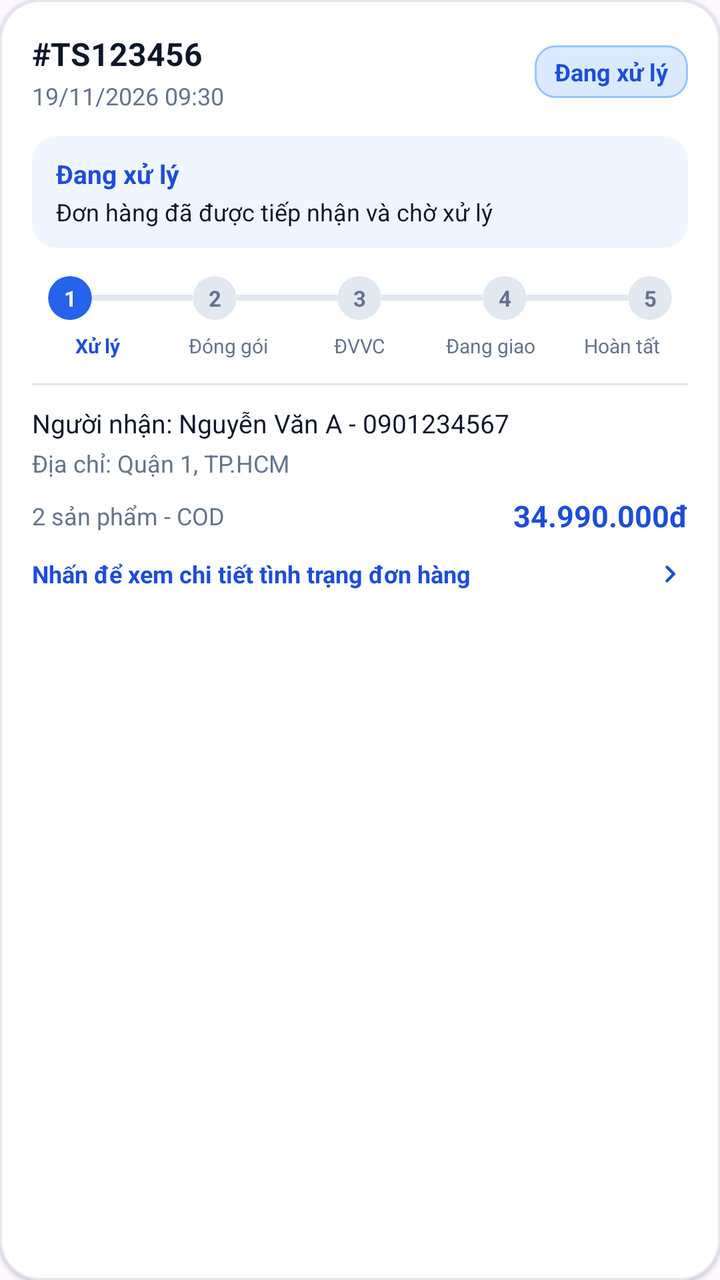
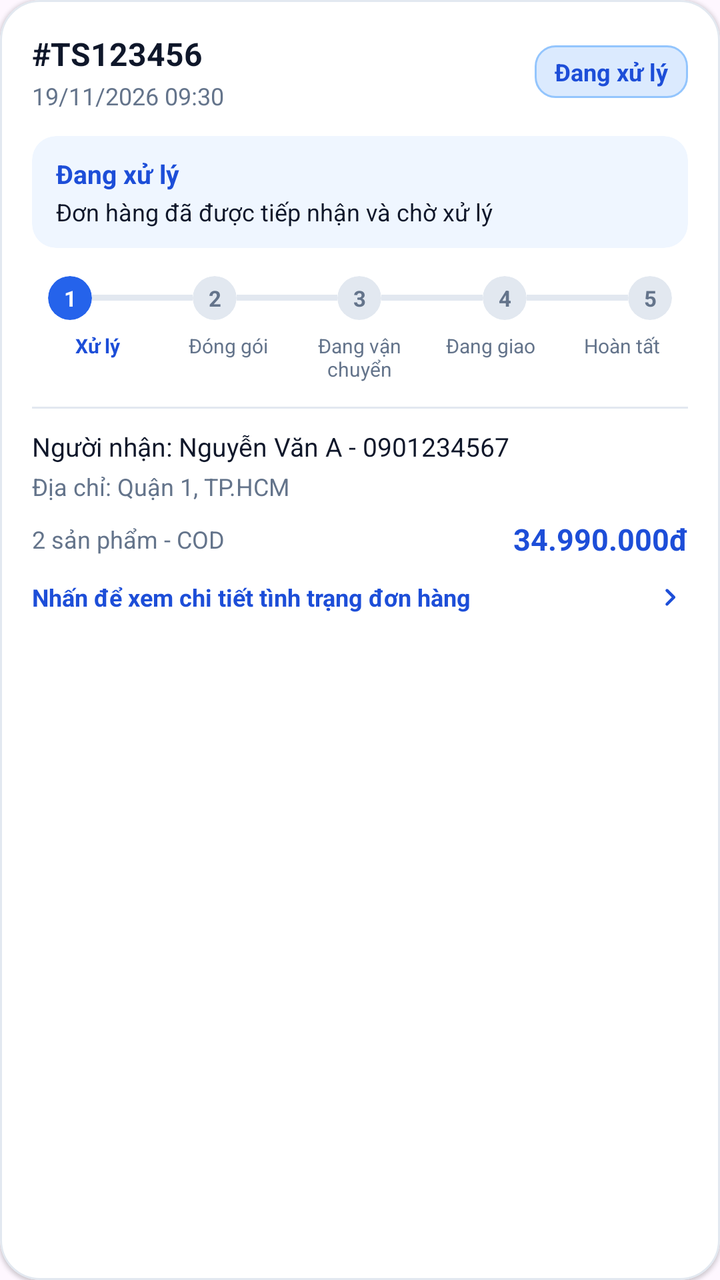

Compare the two renders of this Android layout. The source of the first and the diff that turns it into the second are given below.
<!-- AndroidManifest.xml: application theme Theme.MyApplication -->
<!-- res/layout/item_order_tracking.xml -->
<?xml version="1.0" encoding="utf-8"?>
<com.google.android.material.card.MaterialCardView xmlns:android="http://schemas.android.com/apk/res/android"
    xmlns:app="http://schemas.android.com/apk/res-auto"
    xmlns:tools="http://schemas.android.com/tools"
    android:layout_width="match_parent"
    android:layout_height="wrap_content"
    android:layout_marginBottom="14dp"
    app:cardBackgroundColor="@color/surface"
    app:cardCornerRadius="20dp"
    app:cardElevation="1dp"
    app:strokeColor="@color/border"
    app:strokeWidth="1dp"
    tools:ignore="HardcodedText">

    <LinearLayout
        android:layout_width="match_parent"
        android:layout_height="wrap_content"
        android:orientation="vertical"
        android:padding="16dp">

        
        <LinearLayout
            android:layout_width="match_parent"
            android:layout_height="wrap_content"
            android:gravity="center_vertical"
            android:orientation="horizontal">

            <LinearLayout
                android:layout_width="0dp"
                android:layout_height="wrap_content"
                android:layout_weight="1"
                android:orientation="vertical">

                <TextView
                    android:id="@+id/tvOrderCode"
                    android:layout_width="wrap_content"
                    android:layout_height="wrap_content"
                    android:text="#TS123456"
                    android:textColor="@color/ink"
                    android:textSize="16sp"
                    android:textStyle="bold" />

                <TextView
                    android:id="@+id/tvOrderDate"
                    android:layout_width="wrap_content"
                    android:layout_height="wrap_content"
                    android:layout_marginTop="2dp"
                    android:text="19/11/2026 09:30"
                    android:textColor="@color/text_secondary"
                    android:textSize="12sp" />
            </LinearLayout>

            <TextView
                android:id="@+id/tvStatusBadge"
                android:layout_width="wrap_content"
                android:layout_height="wrap_content"
                android:background="@drawable/bg_badge_primary"
                android:paddingStart="10dp"
                android:paddingTop="5dp"
                android:paddingEnd="10dp"
                android:paddingBottom="5dp"
                android:text="Đang xử lý"
                android:textColor="@color/primary_dark"
                android:textSize="12sp"
                android:textStyle="bold" />
        </LinearLayout>

        
        <com.google.android.material.card.MaterialCardView
            android:id="@+id/cardStageBanner"
            android:layout_width="match_parent"
            android:layout_height="wrap_content"
            android:layout_marginTop="12dp"
            app:cardBackgroundColor="@color/primary_soft"
            app:cardCornerRadius="12dp"
            app:cardElevation="0dp"
            app:strokeWidth="0dp">

            <LinearLayout
                android:layout_width="match_parent"
                android:layout_height="wrap_content"
                android:orientation="vertical"
                android:paddingStart="12dp"
                android:paddingTop="10dp"
                android:paddingEnd="12dp"
                android:paddingBottom="10dp">

                <TextView
                    android:id="@+id/tvStageTitle"
                    android:layout_width="wrap_content"
                    android:layout_height="wrap_content"
                    android:text="Đang xử lý"
                    android:textColor="@color/primary_dark"
                    android:textSize="13sp"
                    android:textStyle="bold" />

                <TextView
                    android:id="@+id/tvStageDesc"
                    android:layout_width="wrap_content"
                    android:layout_height="wrap_content"
                    android:layout_marginTop="2dp"
                    android:text="Đơn hàng đã được tiếp nhận và chờ xử lý"
                    android:textColor="@color/ink"
                    android:textSize="12sp" />
            </LinearLayout>
        </com.google.android.material.card.MaterialCardView>

        
        <LinearLayout
            android:layout_width="match_parent"
            android:layout_height="wrap_content"
            android:layout_marginTop="14dp"
            android:gravity="center_vertical"
            android:orientation="horizontal"
            android:paddingStart="8dp"
            android:paddingEnd="8dp">

            <com.google.android.material.card.MaterialCardView
                android:id="@+id/dotStep0"
                android:layout_width="22dp"
                android:layout_height="22dp"
                app:cardBackgroundColor="@color/primary"
                app:cardCornerRadius="11dp"
                app:cardElevation="0dp"
                app:strokeWidth="0dp">

                <TextView
                    android:id="@+id/tvDot0"
                    android:layout_width="match_parent"
                    android:layout_height="match_parent"
                    android:gravity="center"
                    android:text="1"
                    android:textColor="@color/white"
                    android:textSize="11sp"
                    android:textStyle="bold" />
            </com.google.android.material.card.MaterialCardView>

            <View
                android:id="@+id/line01"
                android:layout_width="0dp"
                android:layout_height="3dp"
                android:layout_weight="1"
                android:background="@color/border" />

            <com.google.android.material.card.MaterialCardView
                android:id="@+id/dotStep1"
                android:layout_width="22dp"
                android:layout_height="22dp"
                app:cardBackgroundColor="@color/border"
                app:cardCornerRadius="11dp"
                app:cardElevation="0dp"
                app:strokeWidth="0dp">

                <TextView
                    android:id="@+id/tvDot1"
                    android:layout_width="match_parent"
                    android:layout_height="match_parent"
                    android:gravity="center"
                    android:text="2"
                    android:textColor="@color/text_secondary"
                    android:textSize="11sp"
                    android:textStyle="bold" />
            </com.google.android.material.card.MaterialCardView>

            <View
                android:id="@+id/line12"
                android:layout_width="0dp"
                android:layout_height="3dp"
                android:layout_weight="1"
                android:background="@color/border" />

            <com.google.android.material.card.MaterialCardView
                android:id="@+id/dotStep2"
                android:layout_width="22dp"
                android:layout_height="22dp"
                app:cardBackgroundColor="@color/border"
                app:cardCornerRadius="11dp"
                app:cardElevation="0dp"
                app:strokeWidth="0dp">

                <TextView
                    android:id="@+id/tvDot2"
                    android:layout_width="match_parent"
                    android:layout_height="match_parent"
                    android:gravity="center"
                    android:text="3"
                    android:textColor="@color/text_secondary"
                    android:textSize="11sp"
                    android:textStyle="bold" />
            </com.google.android.material.card.MaterialCardView>

            <View
                android:id="@+id/line23"
                android:layout_width="0dp"
                android:layout_height="3dp"
                android:layout_weight="1"
                android:background="@color/border" />

            <com.google.android.material.card.MaterialCardView
                android:id="@+id/dotStep3"
                android:layout_width="22dp"
                android:layout_height="22dp"
                app:cardBackgroundColor="@color/border"
                app:cardCornerRadius="11dp"
                app:cardElevation="0dp"
                app:strokeWidth="0dp">

                <TextView
                    android:id="@+id/tvDot3"
                    android:layout_width="match_parent"
                    android:layout_height="match_parent"
                    android:gravity="center"
                    android:text="4"
                    android:textColor="@color/text_secondary"
                    android:textSize="11sp"
                    android:textStyle="bold" />
            </com.google.android.material.card.MaterialCardView>

            <View
                android:id="@+id/line34"
                android:layout_width="0dp"
                android:layout_height="3dp"
                android:layout_weight="1"
                android:background="@color/border" />

            <com.google.android.material.card.MaterialCardView
                android:id="@+id/dotStep4"
                android:layout_width="22dp"
                android:layout_height="22dp"
                app:cardBackgroundColor="@color/border"
                app:cardCornerRadius="11dp"
                app:cardElevation="0dp"
                app:strokeWidth="0dp">

                <TextView
                    android:id="@+id/tvDot4"
                    android:layout_width="match_parent"
                    android:layout_height="match_parent"
                    android:gravity="center"
                    android:text="5"
                    android:textColor="@color/text_secondary"
                    android:textSize="11sp"
                    android:textStyle="bold" />
            </com.google.android.material.card.MaterialCardView>
        </LinearLayout>

        
        <LinearLayout
            android:layout_width="match_parent"
            android:layout_height="wrap_content"
            android:layout_marginTop="6dp"
            android:orientation="horizontal">

            <TextView
                android:id="@+id/tvLabelStep0"
                android:layout_width="0dp"
                android:layout_height="wrap_content"
                android:layout_weight="1"
                android:gravity="center"
                android:text="Xử lý"
                android:textColor="@color/primary_dark"
                android:textSize="10sp"
                android:textStyle="bold" />

            <TextView
                android:id="@+id/tvLabelStep1"
                android:layout_width="0dp"
                android:layout_height="wrap_content"
                android:layout_weight="1"
                android:gravity="center"
                android:text="Đóng gói"
                android:textColor="@color/text_secondary"
                android:textSize="10sp" />

            <TextView
                android:id="@+id/tvLabelStep2"
                android:layout_width="0dp"
                android:layout_height="wrap_content"
                android:layout_weight="1"
                android:gravity="center"
                android:text="ĐVVC"
                android:textColor="@color/text_secondary"
                android:textSize="10sp" />

            <TextView
                android:id="@+id/tvLabelStep3"
                android:layout_width="0dp"
                android:layout_height="wrap_content"
                android:layout_weight="1"
                android:gravity="center"
                android:text="Đang giao"
                android:textColor="@color/text_secondary"
                android:textSize="10sp" />

            <TextView
                android:id="@+id/tvLabelStep4"
                android:layout_width="0dp"
                android:layout_height="wrap_content"
                android:layout_weight="1"
                android:gravity="center"
                android:text="Hoàn tất"
                android:textColor="@color/text_secondary"
                android:textSize="10sp" />
        </LinearLayout>

        
        <View
            android:layout_width="match_parent"
            android:layout_height="1dp"
            android:layout_marginTop="12dp"
            android:layout_marginBottom="10dp"
            android:background="@color/border" />

        
        <TextView
            android:id="@+id/tvReceiverInfo"
            android:layout_width="match_parent"
            android:layout_height="wrap_content"
            android:text="Người nhận: Nguyễn Văn A - 0901234567"
            android:textColor="@color/ink"
            android:textSize="13sp" />

        <TextView
            android:id="@+id/tvAddressInfo"
            android:layout_width="match_parent"
            android:layout_height="wrap_content"
            android:layout_marginTop="3dp"
            android:ellipsize="end"
            android:maxLines="2"
            android:text="Địa chỉ: Quận 1, TP.HCM"
            android:textColor="@color/text_secondary"
            android:textSize="12sp" />

        <LinearLayout
            android:layout_width="match_parent"
            android:layout_height="wrap_content"
            android:layout_marginTop="8dp"
            android:gravity="center_vertical"
            android:orientation="horizontal">

            <TextView
                android:id="@+id/tvOrderMeta"
                android:layout_width="0dp"
                android:layout_height="wrap_content"
                android:layout_weight="1"
                android:text="2 sản phẩm - COD"
                android:textColor="@color/text_secondary"
                android:textSize="12sp" />

            <TextView
                android:id="@+id/tvOrderTotal"
                android:layout_width="wrap_content"
                android:layout_height="wrap_content"
                android:text="34.990.000đ"
                android:textColor="@color/primary_dark"
                android:textSize="15sp"
                android:textStyle="bold" />
        </LinearLayout>

        
        <LinearLayout
            android:layout_width="match_parent"
            android:layout_height="wrap_content"
            android:layout_marginTop="10dp"
            android:gravity="center_vertical"
            android:orientation="horizontal">

            <TextView
                android:layout_width="0dp"
                android:layout_height="wrap_content"
                android:layout_weight="1"
                android:text="Nhấn để xem chi tiết tình trạng đơn hàng"
                android:textColor="@color/primary_dark"
                android:textSize="12sp"
                android:textStyle="bold" />

            <ImageView
                android:layout_width="18dp"
                android:layout_height="18dp"
                android:contentDescription="Xem chi tiết"
                android:src="@drawable/ic_chevron_right_24"
                app:tint="@color/primary_dark" />
        </LinearLayout>

    </LinearLayout>
</com.google.android.material.card.MaterialCardView>
<!-- resources referenced by this layout -->
<resources>
  <color name="border">#E2E8F0</color>
  <color name="ink">#0F172A</color>
  <color name="primary">#2563EB</color>
  <color name="primary_dark">#1D4ED8</color>
  <color name="primary_soft">#EFF6FF</color>
  <color name="surface">#FFFFFFFF</color>
  <color name="text_secondary">#64748B</color>
  <color name="white">#FFFFFFFF</color>
  <!-- drawable bg_badge_primary (drawable) -->
  <?xml version="1.0" encoding="utf-8"?>
  <shape xmlns:android="http://schemas.android.com/apk/res/android" android:shape="rectangle">
      <solid android:color="#DBEAFE" />
      <stroke
          android:width="1dp"
          android:color="#93C5FD" />
      <corners android:radius="10dp" />
  </shape>
  <!-- drawable ic_chevron_right_24 (drawable) -->
  <?xml version="1.0" encoding="utf-8"?>
  <vector xmlns:android="http://schemas.android.com/apk/res/android"
      android:width="24dp"
      android:height="24dp"
      android:viewportWidth="24"
      android:viewportHeight="24">
      <path
          android:fillColor="#94A3B8"
          android:pathData="M9.29,6.71c-0.39,0.39 -0.39,1.02 0,1.41L13.17,12l-3.88,3.88c-0.39,0.39 -0.39,1.02 0,1.41c0.39,0.39 1.02,0.39 1.41,0l4.59,-4.59c0.39,-0.39 0.39,-1.02 0,-1.41L10.7,6.7C10.32,6.32 9.68,6.32 9.29,6.71z" />
  </vector>
  <style name="Theme.MyApplication" parent="Base.Theme.MyApplication" />
  <style name="Base.Theme.MyApplication" parent="Theme.Material3.Light.NoActionBar">
          <item name="colorPrimary">@color/primary</item>
          <item name="colorOnPrimary">@color/white</item>
          <item name="colorPrimaryContainer">@color/primary_soft</item>
          <item name="colorOnPrimaryContainer">@color/primary_dark</item>
          <item name="colorSecondaryContainer">@color/primary_soft</item>
          <item name="colorOnSecondaryContainer">@color/primary_dark</item>
          <item name="colorSurface">@color/surface</item>
          <item name="colorOnSurface">@color/ink</item>
          <item name="colorSurfaceVariant">@color/surface_subtle</item>
          <item name="colorOnSurfaceVariant">@color/text_secondary</item>
          <item name="colorOutline">@color/border_strong</item>
          <item name="elevationOverlayEnabled">false</item>
          <item name="android:fontFamily">sans-serif</item>
          <item name="android:windowLightStatusBar">true</item>
          <item name="android:statusBarColor">@color/screen_background</item>
          <item name="android:navigationBarColor">@color/screen_background</item>
          <item name="android:windowLightNavigationBar" tools:targetApi="27">true</item>
          <item name="android:windowActionModeOverlay">true</item>
      </style>
  <color name="surface_subtle">#F1F5F9</color>
  <color name="border_strong">#CBD5E1</color>
  <color name="screen_background">#F4F5F9</color>
</resources>

<!-- the commit's change to res/layout/item_order_tracking.xml (unified diff, before → after) -->
@@ -278,7 +278,7 @@
                 android:layout_height="wrap_content"
                 android:layout_weight="1"
                 android:gravity="center"
-                android:text="ĐVVC"
+                android:text="Đang vận chuyển"
                 android:textColor="@color/text_secondary"
                 android:textSize="10sp" />
 
